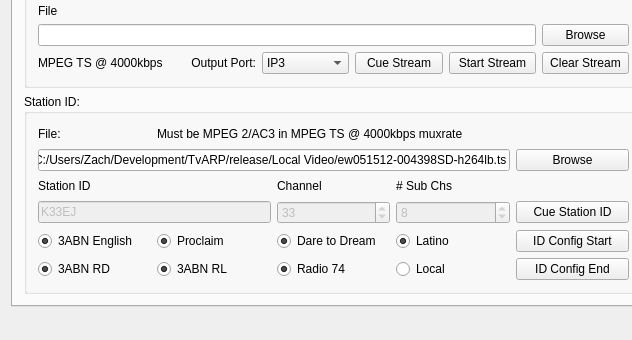
Qt form Source/mainwindow.ui (dedicatedbroadcastsolutions/TvARP) before a commit; both pictures show x 0 to 632 and y 328 to 668 of the 1197 by 668 pixel window.
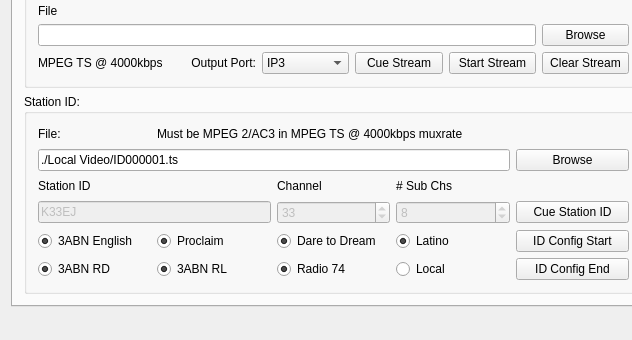
The same form after that commit. Icons and pictures are not drawn.

Diff of the .ui file:
```diff
--- a/Source/mainwindow.ui
+++ b/Source/mainwindow.ui
@@ -1112,7 +1112,7 @@
               <bool>true</bool>
              </property>
              <property name="text">
-              <string>C:/Users/Zach/Development/TvARP/release/Local Video/ew051512-004398SD-h264lb.ts</string>
+              <string>./Local Video/ID000001.ts</string>
              </property>
             </widget>
            </item>
```
Left out of the diff: 2 changed lines with no effect on the pictures.
